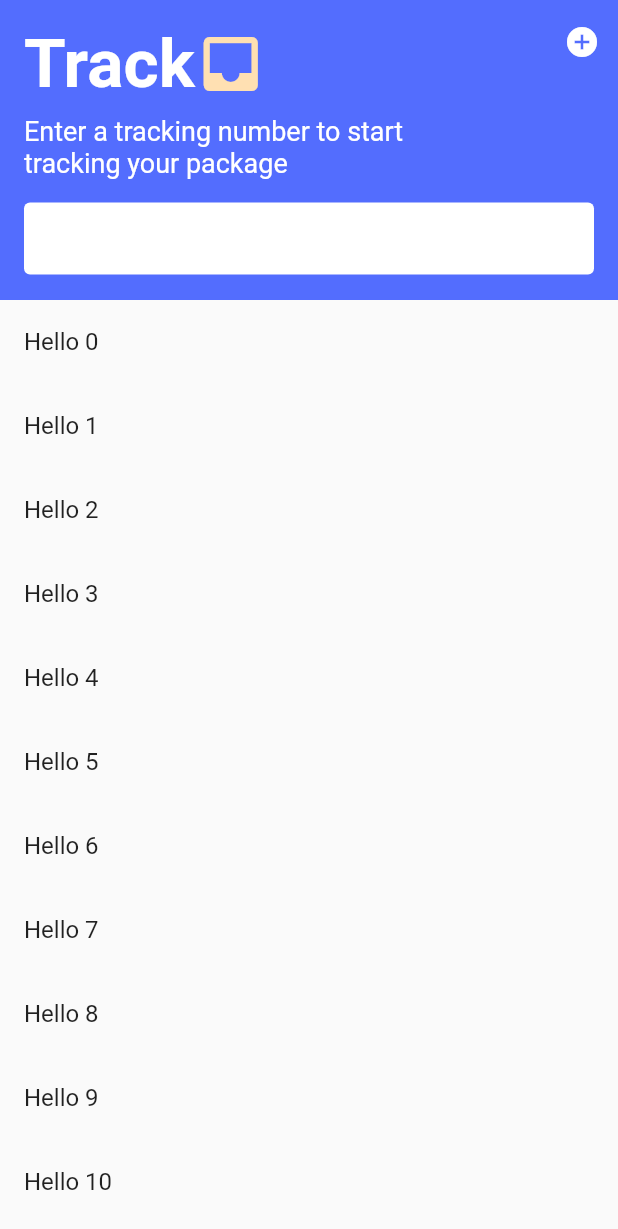
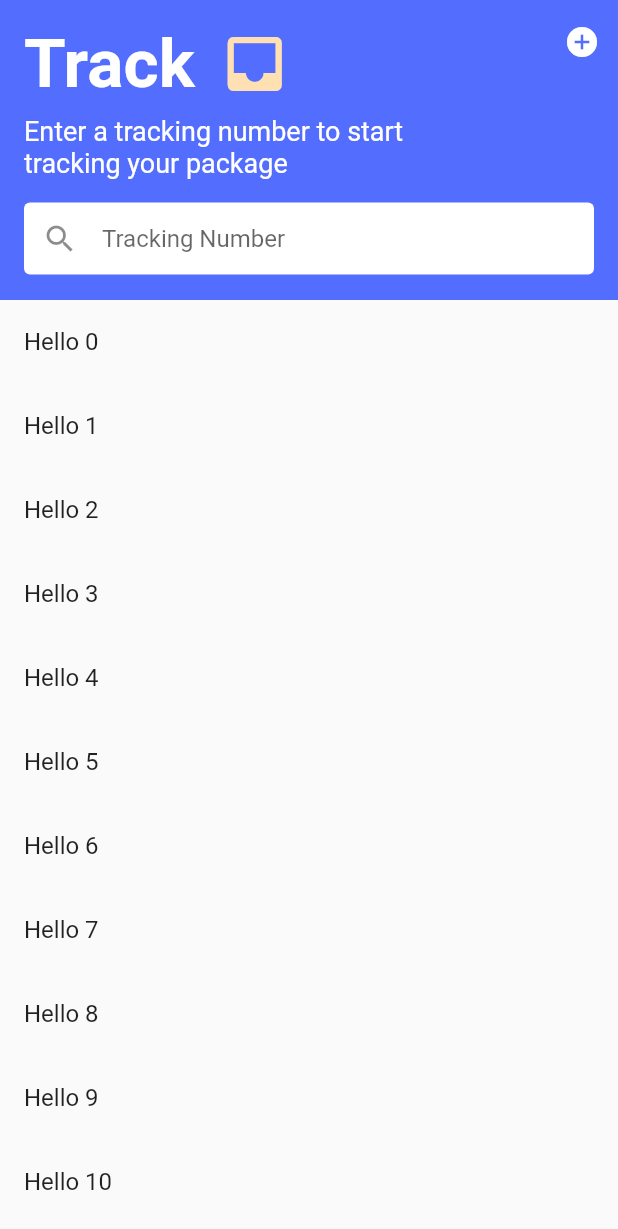
Before and after one commit to JAICHANGPARK/flutter_notebook_5th_story, a Flutter app: the screen it shows after launch, on a phone screen of 412 x 824 dp. Shown: the top 1229 px of the screen. Run offline on Flutter 3.47's test engine with Material 2 defaults, Android fonts, the light colour scheme and no system bars; our stand-ins replace google_fonts; missing offline and left inert: calendar_strip.

Commit message:
Update delivery_main_page.dart

```diff
--- a/lib/ep416_lot_delivery_app/delivery_main_page.dart
+++ b/lib/ep416_lot_delivery_app/delivery_main_page.dart
@@ -34,6 +34,9 @@ class _DeliveryMainPageState extends State<DeliveryMainPage> {
                               "Track",
                               style: TextStyle(color: Colors.white, fontWeight: FontWeight.bold, fontSize: 45),
                             ),
+                            SizedBox(
+                              width: 16,
+                            ),
                             Icon(
                               Icons.inbox,
                               color: Colors.orange[100],
@@ -63,7 +66,15 @@ class _DeliveryMainPageState extends State<DeliveryMainPage> {
                         ),
                         Container(
                           height: 48,
+                          padding: EdgeInsets.symmetric(horizontal: 12),
                           decoration: BoxDecoration(color: Colors.white, borderRadius: BorderRadius.circular(4)),
+                          child: TextField(
+                            decoration: InputDecoration(
+                              border: InputBorder.none,
+                              hintText: "Tracking Number",
+                              icon: Icon(Icons.search),
+                            ),
+                          ),
                         )
                       ],
                     ),
```
